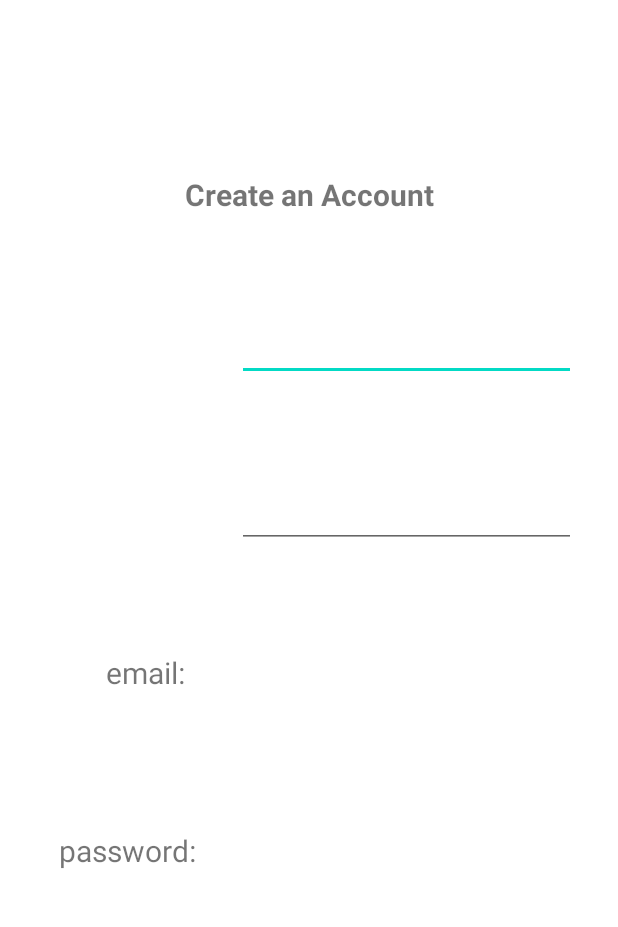
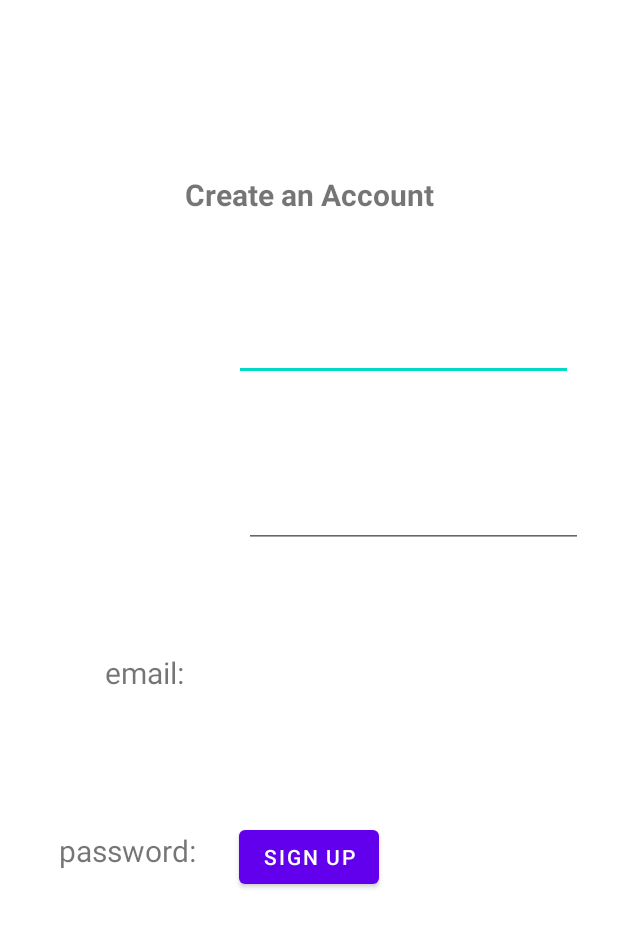
Before and after one commit to Team-MLDT/PuppyPals, an Android app: the layout activity_sign_up.xml on its own in the app's theme, with its tools: preview values and no code run, on a phone screen of 412 x 824 dp. Shown: the top 927 px of the screen. Run offline under Robolectric (Android 15) with nearby library versions, the phone set to English and light mode, and no system bars.

Commit message:
added ui elements and constraints for login activity, renamed id for elements in verify and signup activities

```diff
--- a/app/src/main/res/layout/activity_sign_up.xml
+++ b/app/src/main/res/layout/activity_sign_up.xml
@@ -7,7 +7,7 @@
     tools:context=".Activities.SignUP">
 
     <EditText
-        android:id="@+id/signUpActivityEmailInput"
+        android:id="@+id/signupActivityEmailInput"
         android:layout_width="226dp"
         android:layout_height="49dp"
         android:layout_marginTop="61dp"
@@ -15,6 +15,8 @@
         android:ems="10"
         android:inputType="textEmailAddress"
         app:layout_constraintEnd_toEndOf="parent"
+        app:layout_constraintHorizontal_bias="0.5"
+        app:layout_constraintStart_toEndOf="@+id/textView2"
         app:layout_constraintTop_toBottomOf="@+id/textView" />
 
     <TextView
@@ -27,11 +29,12 @@
         android:text="email:"
         android:textSize="20sp"
         app:layout_constraintBottom_toTopOf="@+id/textView3"
-        app:layout_constraintEnd_toStartOf="@+id/signUpActivityEmailInput"
+        app:layout_constraintEnd_toStartOf="@+id/signupActivityEmailInput"
+        app:layout_constraintHorizontal_bias="0.5"
         app:layout_constraintStart_toStartOf="parent" />
 
     <EditText
-        android:id="@+id/signUpActivityPasswordInput"
+        android:id="@+id/signupActivityPasswordInput"
         android:layout_width="226dp"
         android:layout_height="48dp"
         android:layout_marginTop="63dp"
@@ -39,7 +42,9 @@
         android:ems="10"
         android:inputType="textPassword"
         app:layout_constraintEnd_toEndOf="parent"
-        app:layout_constraintTop_toBottomOf="@+id/signUpActivityEmailInput" />
+        app:layout_constraintHorizontal_bias="0.5"
+        app:layout_constraintStart_toEndOf="@+id/textView3"
+        app:layout_constraintTop_toBottomOf="@+id/signupActivityEmailInput" />
 
     <TextView
         android:id="@+id/textView3"
@@ -51,7 +56,8 @@
         android:text="password:"
         android:textSize="20sp"
         app:layout_constraintBottom_toBottomOf="parent"
-        app:layout_constraintEnd_toStartOf="@+id/signUpActivityPasswordInput"
+        app:layout_constraintEnd_toStartOf="@+id/signupActivityPasswordInput"
+        app:layout_constraintHorizontal_bias="0.5"
         app:layout_constraintStart_toStartOf="parent" />
 
     <TextView
@@ -64,8 +70,21 @@
         android:textSize="20sp"
         android:textStyle="bold"
         app:layout_constraintEnd_toEndOf="parent"
-        app:layout_constraintHorizontal_bias="0.502"
+        app:layout_constraintHorizontal_bias="0.5"
         app:layout_constraintStart_toStartOf="parent"
         app:layout_constraintTop_toTopOf="parent" />
 
+    <Button
+        android:id="@+id/signupActivitySignupButton"
+        android:layout_width="wrap_content"
+        android:layout_height="wrap_content"
+        android:layout_marginTop="72dp"
+        android:layout_marginBottom="119dp"
+        android:text="Sign Up"
+        app:layout_constraintBottom_toBottomOf="parent"
+        app:layout_constraintEnd_toEndOf="parent"
+        app:layout_constraintHorizontal_bias="0.5"
+        app:layout_constraintStart_toStartOf="parent"
+        app:layout_constraintTop_toBottomOf="@+id/signupActivityPasswordInput" />
+
 </androidx.constraintlayout.widget.ConstraintLayout>
```
Also changed, not shown: app/src/main/res/layout/activity_log_in.xml (+68 -0 lines), app/src/main/res/layout/activity_verify.xml (+15 -2 lines).
